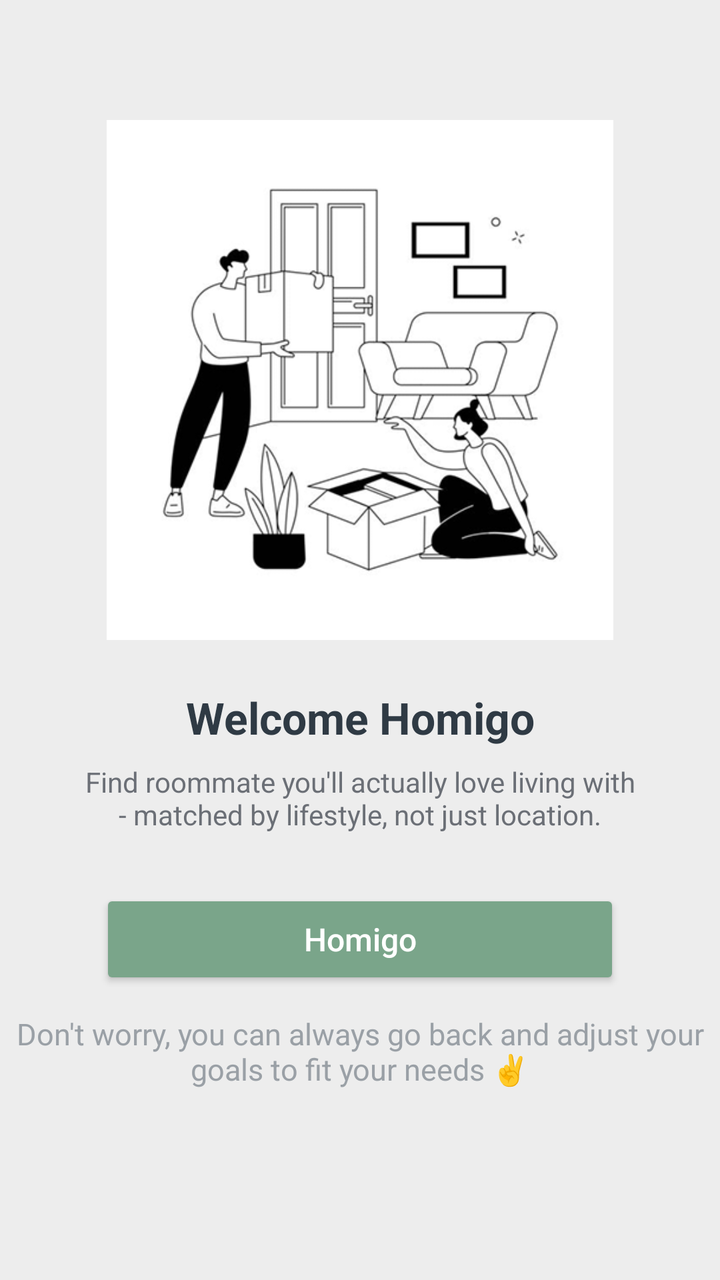
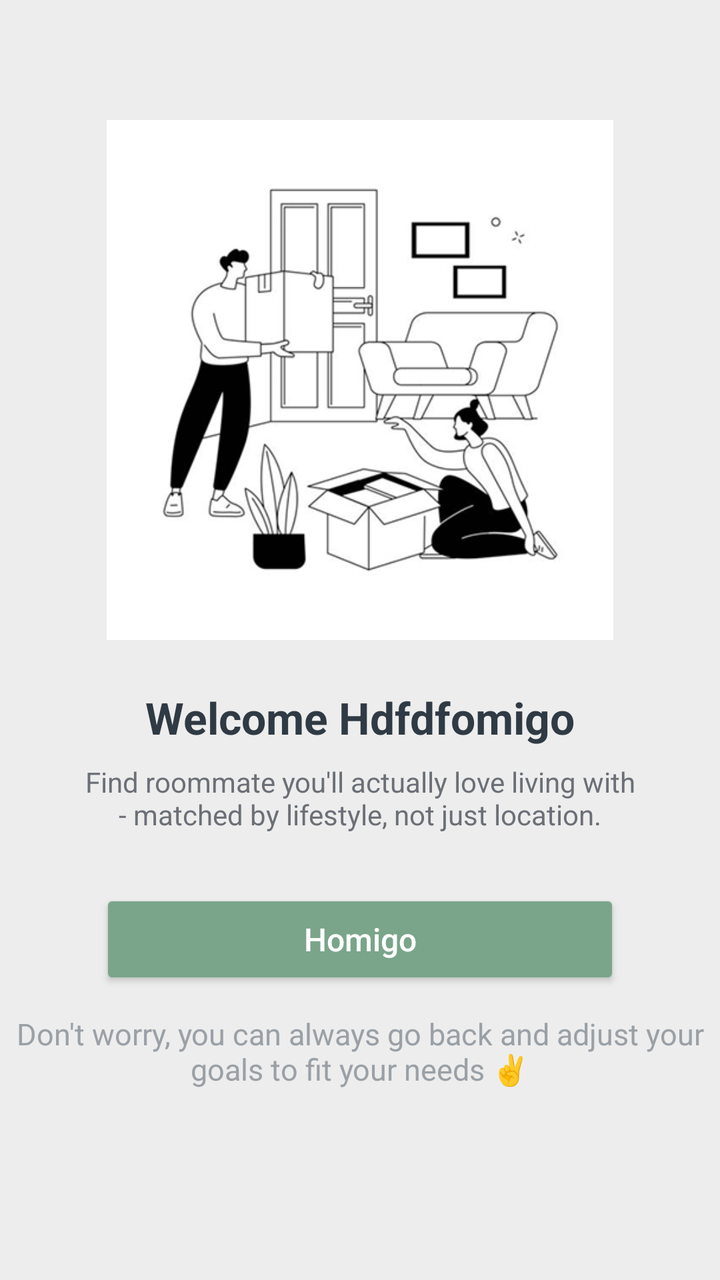

Two renders of the same Android screen: before a commit and after it. Below are the layout's source before the change and the commit's diff.
<!-- AndroidManifest.xml: application theme Theme.Homigo -->
<!-- res/layout/main_activity.xml -->
<?xml version="1.0" encoding="utf-8"?>
<androidx.constraintlayout.widget.ConstraintLayout
    xmlns:android="http://schemas.android.com/apk/res/android"
    xmlns:app="http://schemas.android.com/apk/res-auto"
    android:layout_width="match_parent"
    android:layout_height="match_parent"
    android:background="#EDEDED">

    
    <ImageView
        android:id="@+id/illustration"
        android:layout_width="260dp"
        android:layout_height="260dp"
        android:src="@drawable/home_page"
        android:scaleType="fitCenter"
        android:contentDescription="@null"
        app:layout_constraintTop_toTopOf="parent"
        app:layout_constraintBottom_toTopOf="@+id/titdfddfdfle"
        app:layout_constraintStart_toStartOf="parent"
        app:layout_constraintEnd_toEndOf="parent"
        android:layout_marginTop="60dp"/>

    
    <TextView
        android:id="@+id/title"
        android:layout_width="wrap_content"
        android:layout_height="wrap_content"
        android:text="Welcome Homigo"
        android:textSize="22sp"
        android:textStyle="bold"
        android:textColor="#2F3A44"
        app:layout_constraintTop_toBottomOf="@id/illustration"
        app:layout_constraintStart_toStartOf="parent"
        app:layout_constraintEnd_toEndOf="parent"
        android:layout_marginTop="24dp"/>

    
    <TextView
        android:id="@+id/description"
        android:layout_width="280dp"
        android:layout_height="wrap_content"
        android:text="Find roommate you'll actually love living with - matched by lifestyle, not just location."
        android:textSize="14sp"
        android:textColor="#6B6F76"
        android:gravity="center"
        app:layout_constraintTop_toBottomOf="@id/title"
        app:layout_constraintStart_toStartOf="parent"
        app:layout_constraintEnd_toEndOf="parent"
        android:layout_marginTop="8dp"/>

    
    <Button
        android:id="@+id/homigoButton"
        android:layout_width="260dp"
        android:layout_height="50dp"
        android:text="Homigo"
        android:textAllCaps="false"
        android:textColor="#FFFFFF"
        android:textSize="16sp"
        app:cornerRadius="25dp"
        android:backgroundTint="#7AA58A"
        app:layout_constraintTop_toBottomOf="@id/description"
        app:layout_constraintStart_toStartOf="parent"
        app:layout_constraintEnd_toEndOf="parent"
        android:layout_marginTop="28dp"/>


    
    <TextView
        android:id="@+id/bottomText"
        android:layout_width="364dp"
        android:layout_height="wrap_content"
        android:layout_marginTop="12dp"
        android:gravity="center"
        android:text="Don't worry, you can always go back and adjust your goals to fit your needs ✌"
        android:textColor="#9AA0A6"
        android:textSize="15sp"
        app:layout_constraintEnd_toEndOf="parent"
        app:layout_constraintHorizontal_bias="0.659"
        app:layout_constraintStart_toStartOf="parent"
        app:layout_constraintTop_toBottomOf="@id/homigoButton" />

</androidx.constraintlayout.widget.ConstraintLayout>
<!-- resources referenced by this layout -->
<resources>
  <!-- drawable home_page: png bitmap (drawable, 51671 bytes) -->
  <style name="Theme.Homigo" parent="Theme.MaterialComponents.DayNight.DarkActionBar">
          
          <item name="colorPrimary">@color/purple_500</item>
          <item name="colorPrimaryVariant">@color/purple_700</item>
          <item name="colorOnPrimary">@color/white</item>
          
          <item name="colorSecondary">@color/teal_200</item>
          <item name="colorSecondaryVariant">@color/teal_700</item>
          <item name="colorOnSecondary">@color/black</item>
          
          <item name="android:statusBarColor" tools:targetApi="21">?attr/colorPrimaryVariant</item>
          
      </style>
  <color name="purple_500">#FF6200EE</color>
  <color name="purple_700">#FF3700B3</color>
  <color name="white">#FFFFFFFF</color>
  <color name="teal_200">#FF03DAC5</color>
  <color name="teal_700">#FF018786</color>
  <color name="black">#FF000000</color>
</resources>

<!-- the commit's change to res/layout/main_activity.xml (unified diff, before → after) -->
@@ -25,7 +25,7 @@
         android:id="@+id/title"
         android:layout_width="wrap_content"
         android:layout_height="wrap_content"
-        android:text="Welcome Homigo"
+        android:text="Welcome Hdfdfomigo"
         android:textSize="22sp"
         android:textStyle="bold"
         android:textColor="#2F3A44"
